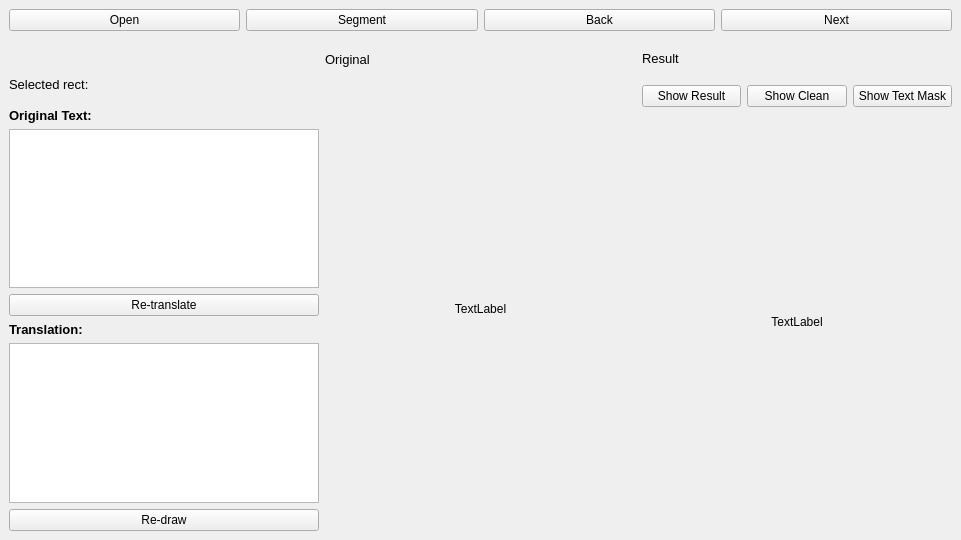
This is qt/ui.ui in Superfloh/manga-translator as Qt 5 draws it before an edit. The edited form follows.
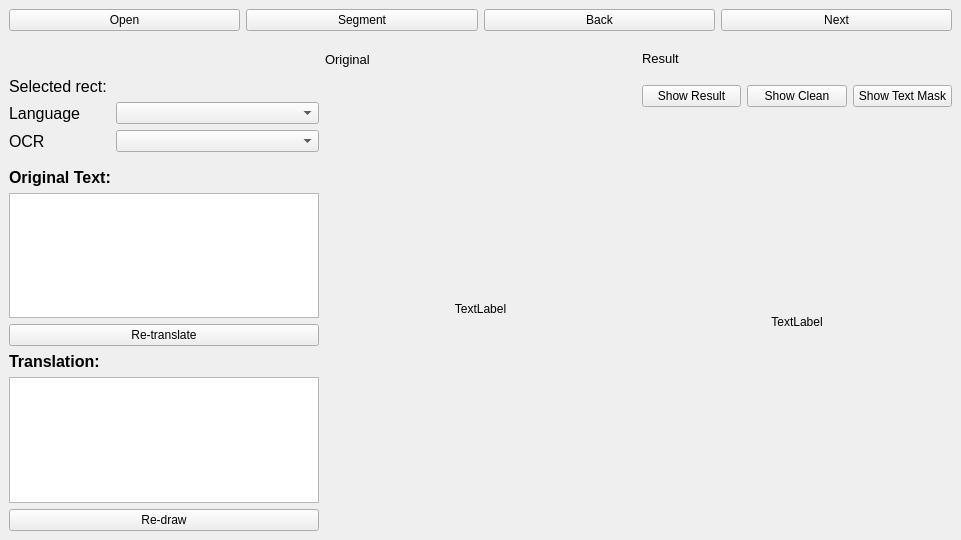
This is the edited form.

Commit message: language, ocr selection

```diff
--- a/qt/ui.ui
+++ b/qt/ui.ui
@@ -86,7 +86,7 @@
           </property>
           <property name="font">
            <font>
-            <pointsize>10</pointsize>
+            <pointsize>12</pointsize>
            </font>
           </property>
           <property name="text">
@@ -97,6 +97,44 @@
           </property>
          </widget>
         </item>
+        <item>
+         <layout class="QHBoxLayout" name="horizontalLayout_5" stretch="1,2">
+          <item>
+           <widget class="QLabel" name="label">
+            <property name="font">
+             <font>
+              <pointsize>12</pointsize>
+             </font>
+            </property>
+            <property name="text">
+             <string>Language</string>
+            </property>
+           </widget>
+          </item>
+          <item>
+           <widget class="QComboBox" name="language_select"/>
+          </item>
+         </layout>
+        </item>
+        <item>
+         <layout class="QHBoxLayout" name="horizontalLayout_6" stretch="1,2">
+          <item>
+           <widget class="QLabel" name="label_2">
+            <property name="font">
+             <font>
+              <pointsize>12</pointsize>
+             </font>
+            </property>
+            <property name="text">
+             <string>OCR</string>
+            </property>
+           </widget>
+          </item>
+          <item>
+           <widget class="QComboBox" name="ocr_select"/>
+          </item>
+         </layout>
+        </item>
         <item>
          <spacer name="verticalSpacer_2">
           <property name="orientation">
@@ -117,7 +155,7 @@
          <widget class="QLabel" name="label_5">
           <property name="font">
            <font>
-            <pointsize>10</pointsize>
+            <pointsize>12</pointsize>
             <weight>75</weight>
             <bold>true</bold>
            </font>
@@ -161,7 +199,7 @@
          <widget class="QLabel" name="label_6">
           <property name="font">
            <font>
-            <pointsize>10</pointsize>
+            <pointsize>12</pointsize>
             <weight>75</weight>
             <bold>true</bold>
            </font>
```
The commit also changes 6 other files.
